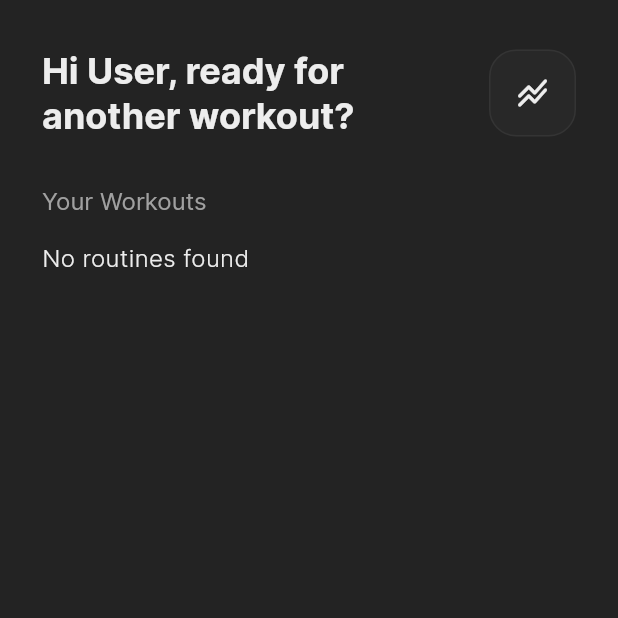
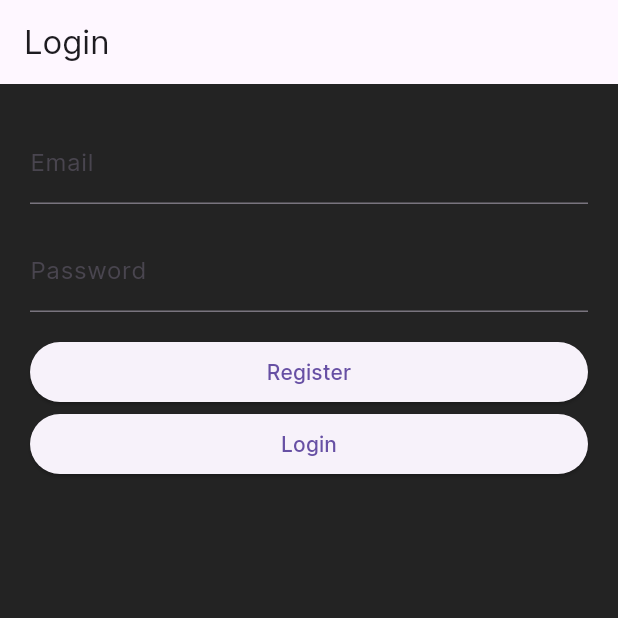
Before and after one commit to EnhancedJax/LeitWeit, a Flutter app: the screen it shows after launch, on a phone screen of 412 x 824 dp, the top half of it. Run offline on Flutter 3.47's test engine with Material 3 defaults, Android fonts, the phone set to English and light mode, and no system bars; our stand-ins replace go_router, supabase_flutter; accounts and stored records are empty.

Commit message:
auth working

```diff
--- a/lib/main.dart
+++ b/lib/main.dart
@@ -1,5 +1,7 @@
 import 'package:flutter/material.dart';
 import 'package:LeitWeit/pages/home.dart';
+import 'package:LeitWeit/pages/auth/login.dart';
+import 'package:go_router/go_router.dart';
 import 'package:supabase_flutter/supabase_flutter.dart';
 
 Future<void> main() async {
@@ -13,6 +15,8 @@ Future<void> main() async {
   runApp(const MyApp());
 }
 
+final supabase = Supabase.instance.client;
+
 class AppTheme {
   static const Color background = Color(0xFF232323);
   static const Color onBackground = Color(0xFFEDEDED);
@@ -22,7 +26,7 @@ class AppTheme {
   static const Color onSurface = Color(0xFFEDEDED);
   static const Color onSurface2 = Color(0xFF707070);
   static const Color border = Color(0xFF343434);
-  static const Color shadow = Color(0xFF000000);
+  static const Color shadow = Colors.transparent;
   static const Color green = Color(0xFF34D399);
   static const Color red = Color(0xFFFF5A5A);
   static const Color aqua = Color(0xFF35CFFF);
@@ -56,12 +60,23 @@ class MyApp extends StatelessWidget {
   Widget build(BuildContext context) {
     return AppThemeData(
       theme: AppTheme(),
-      child: MaterialApp(
+      child: MaterialApp.router(
         title: 'My App',
         debugShowCheckedModeBanner: false,
         theme: ThemeData(
           scaffoldBackgroundColor: AppTheme.background,
           fontFamily: 'Inter',
+          cardTheme: const CardTheme(
+            color: AppTheme.secondarySurface,
+            shadowColor: AppTheme.shadow,
+            surfaceTintColor: Colors.transparent,
+            elevation: 4,
+            shape: RoundedRectangleBorder(
+              borderRadius: BorderRadius.all(
+                Radius.circular(AppTheme.borderRadius),
+              ),
+            ),
+          ),
           textTheme: const TextTheme(
             headlineLarge: TextStyle(
                 fontSize: 24.0,
@@ -81,8 +96,31 @@ class MyApp extends StatelessWidget {
                 fontWeight: FontWeight.w300),
           ),
         ),
-        home: const HomePage(),
+        routerConfig: _router,
       ),
     );
   }
 }
+
+final _router = GoRouter(
+  routes: [
+    GoRoute(
+      path: HomePage.route,
+      builder: (context, state) => const HomePage(),
+    ),
+    GoRoute(
+      path: LoginPage.route,
+      builder: (context, state) => const LoginPage(),
+    ),
+  ],
+  redirect: (context, state) async {
+    final session = supabase.auth.currentSession;
+    // A user without a session should be redirected to the register page
+    if (session == null) {
+      return LoginPage.route;
+    }
+
+    // The user has signed, and is allowed to view any page.
+    return null;
+  },
+);
--- /dev/null
+++ b/lib/pages/auth/login.dart
@@ -0,0 +1,116 @@
+import 'package:flutter/material.dart';
+import 'package:go_router/go_router.dart';
+import 'package:LeitWeit/main.dart';
+import 'package:LeitWeit/pages/home.dart';
+import 'package:supabase_flutter/supabase_flutter.dart';
+
+class LoginPage extends StatefulWidget {
+  static const route = '/auth/login';
+
+  const LoginPage({super.key});
+
+  @override
+  State<LoginPage> createState() => _LoginPageState();
+}
+
+class _LoginPageState extends State<LoginPage> {
+  final _emailController = TextEditingController();
+  final _passwordController = TextEditingController();
+
+  bool _isLoading = false;
+
+  @override
+  void dispose() {
+    _emailController.dispose();
+    _passwordController.dispose();
+    super.dispose();
+  }
+
+  @override
+  Widget build(BuildContext context) {
+    return Scaffold(
+      appBar: AppBar(title: const Text('Login')),
+      body: ListView(
+        padding: const EdgeInsets.symmetric(horizontal: 20, vertical: 24),
+        children: [
+          TextFormField(
+            controller: _emailController,
+            decoration: const InputDecoration(
+              label: Text('Email'),
+            ),
+          ),
+          const SizedBox(height: 16),
+          TextFormField(
+            controller: _passwordController,
+            decoration: const InputDecoration(
+              label: Text('Password'),
+            ),
+            obscureText: true,
+          ),
+          const SizedBox(height: 16),
+          ElevatedButton(
+            onPressed: () async {
+              try {
+                setState(() {
+                  _isLoading = true;
+                });
+                final email = _emailController.text.trim();
+                final password = _passwordController.text.trim();
+                await supabase.auth.signUp(
+                  email: email,
+                  password: password,
+                );
+                await supabase.auth.refreshSession();
+                if (mounted) {
+                  context.push(HomePage.route);
+                }
+              } on AuthException catch (error) {
+                ScaffoldMessenger.of(context)
+                    .showSnackBar(SnackBar(content: Text(error.message)));
+              } catch (error) {
+                ScaffoldMessenger.of(context).showSnackBar(
+                    const SnackBar(content: Text('Unexpected error occurred')));
+              }
+              if (mounted) {
+                setState(() {
+                  _isLoading = false;
+                });
+              }
+            },
+            child: _isLoading
+                ? const SizedBox(
+                    height: 24,
+                    width: 24,
+                    child: Center(
+                        child: CircularProgressIndicator(color: Colors.white)),
+                  )
+                : const Text('Register'),
+          ),
+          ElevatedButton(
+            onPressed: () async {
+              try {
+                final email = _emailController.text.trim();
+                final password = _passwordController.text.trim();
+                await supabase.auth.signInWithPassword(
+                  email: email,
+                  password: password,
+                );
+                await supabase.auth.refreshSession();
+                if (mounted) {
+                  context.push(HomePage.route);
+                }
+              } on AuthException catch (error) {
+                ScaffoldMessenger.of(context)
+                    .showSnackBar(SnackBar(content: Text(error.message)));
+              } catch (error) {
+                ScaffoldMessenger.of(context).showSnackBar(
+                    const SnackBar(content: Text('Unexpected error occurred')));
+              }
+            },
+            child: const Text('Login'),
+          ),
+        ],
+      ),
+    );
+  }
+}
--- a/pubspec.yaml
+++ b/pubspec.yaml
@@ -36,6 +36,7 @@ dependencies:
   cupertino_icons: ^1.0.6
   dynamic_color: ^1.7.0
   supabase_flutter: ^2.0.0
+  go_router: ^13.2.2
 
 dev_dependencies:
   flutter_test:
```
Also changed, not shown: lib/pages/home.dart (+33 -1 lines), lib/widgets/list_routine.dart (+10 -6 lines), pubspec.lock, 1 other file.
